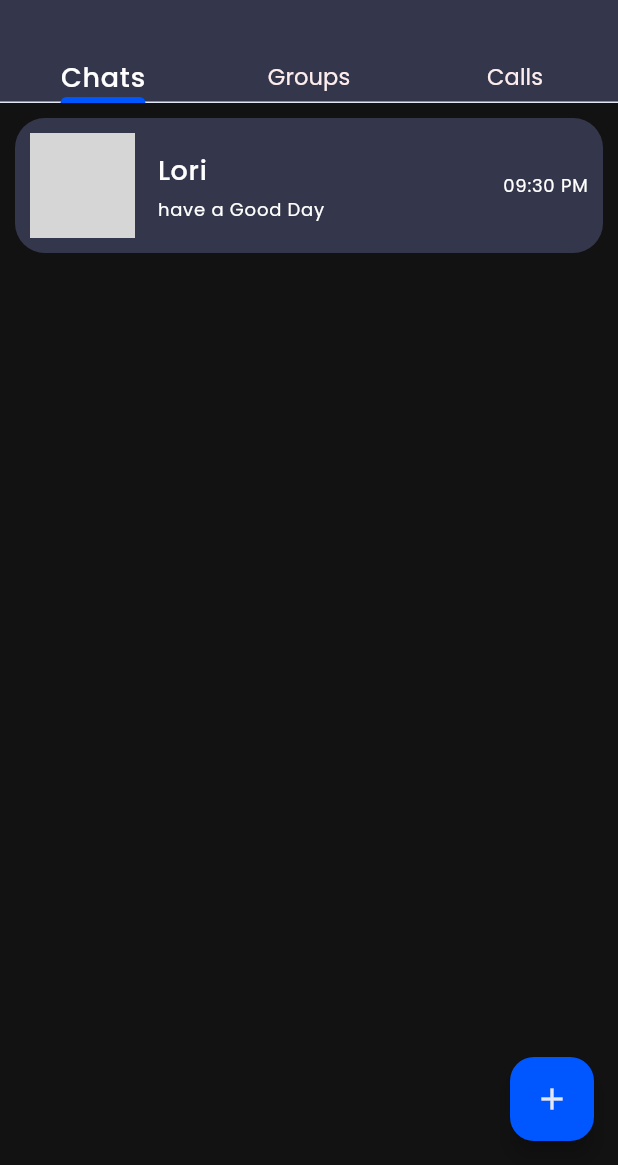
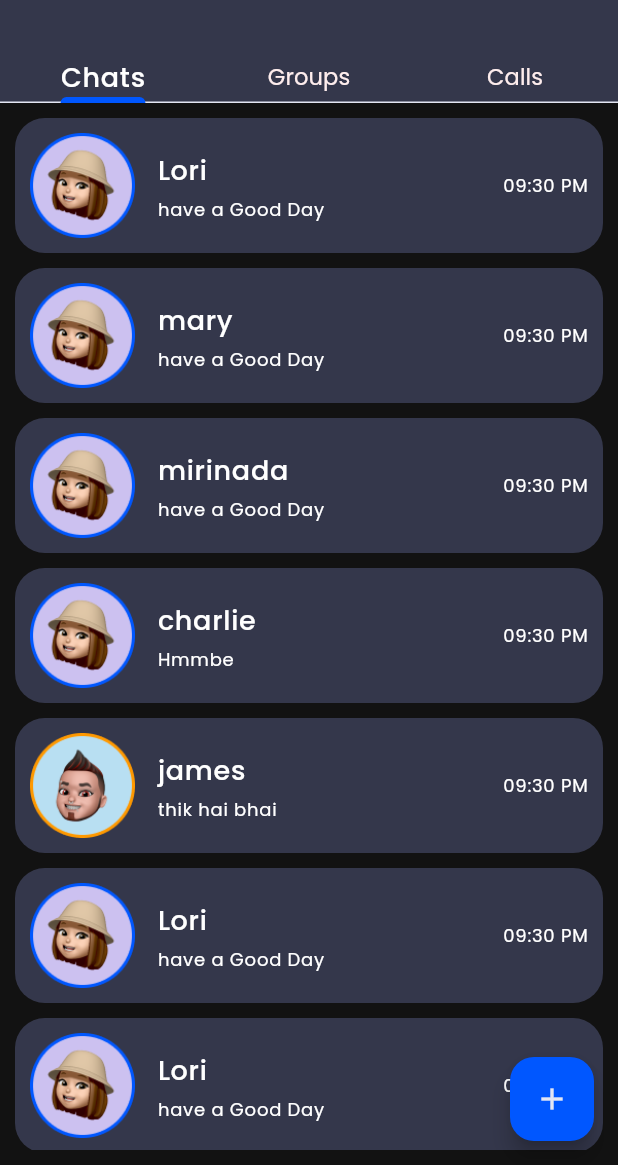
Before and after one commit to babitasinghtech/Social_app, a Flutter app: the HomePage screen opened by its route, on a phone screen of 412 x 824 dp, the part 71-1236 px from its top. Run offline on Flutter 3.47's test engine with Material 3 defaults, Android fonts, the phone set to English and light mode, and no system bars; our stand-ins replace flutter_svg, get, slide_to_act; grey boxes are pictures that could not be loaded.

Commit message:
"initial commit"

```diff
--- a/lib/Pages/HomePage/HomePage.dart
+++ b/lib/Pages/HomePage/HomePage.dart
@@ -3,6 +3,7 @@ import 'package:flutter_svg/svg.dart';
 import 'package:social_media/Pages/HomePage/widget/ChatList.dart';
 import 'package:social_media/Pages/HomePage/widget/Tabbar.dart';
 import 'package:social_media/conflig/String.dart';
+import 'package:social_media/conflig/images.dart';
 
 class HomePage extends StatefulWidget {
   const HomePage({super.key});
@@ -24,7 +25,7 @@ class _HomePageState extends State<HomePage> with TickerProviderStateMixin {
         ),
         leading: Padding(
           padding: const EdgeInsets.all(8.0),
-          child: SvgPicture.asset("Assets/Icons/Vector.svg", width: 20),
+          child: SvgPicture.asset(AssetsImage.appIconSVG, width: 20),
         ),
         actions: [
           IconButton(onPressed: () {}, icon: Icon(Icons.search)),
--- a/lib/Pages/HomePage/widget/ChatList.dart
+++ b/lib/Pages/HomePage/widget/ChatList.dart
@@ -15,6 +15,48 @@ class ChatPage extends StatelessWidget {
           lastChat: "have a Good Day",
           lastTime: "09:30 PM",
         ),
+        ChatTile(
+          imageUrl: AssetsImage.girlpic,
+          name: "mary",
+          lastChat: "have a Good Day",
+          lastTime: "09:30 PM",
+        ),
+        ChatTile(
+          imageUrl: AssetsImage.girlpic,
+          name: "mirinada",
+          lastChat: "have a Good Day",
+          lastTime: "09:30 PM",
+        ),
+        ChatTile(
+          imageUrl: AssetsImage.girlpic,
+          name: "charlie",
+          lastChat: "Hmmbe",
+          lastTime: "09:30 PM",
+        ),
+        ChatTile(
+          imageUrl: AssetsImage.boypic,
+          name: "james",
+          lastChat: "thik hai bhai",
+          lastTime: "09:30 PM",
+        ),
+        ChatTile(
+          imageUrl: AssetsImage.girlpic,
+          name: "Lori",
+          lastChat: "have a Good Day",
+          lastTime: "09:30 PM",
+        ),
+        ChatTile(
+          imageUrl: AssetsImage.girlpic,
+          name: "Lori",
+          lastChat: "have a Good Day",
+          lastTime: "09:30 PM",
+        ),
+        ChatTile(
+          imageUrl: AssetsImage.girlpic,
+          name: "Lori",
+          lastChat: "have a Good Day",
+          lastTime: "09:30 PM",
+        ),
       ],
     );
   }
--- a/lib/Pages/Splashpage/Splash.dart
+++ b/lib/Pages/Splashpage/Splash.dart
@@ -19,10 +19,6 @@ class _SplashpageState extends State<Splashpage> {
           style: Theme.of(context).textTheme.headlineSmall,
         ),
       ),
-      body: Column(children: [
-
-        ],
-      ),
     );
   }
 }
--- a/lib/Pages/Welcome/WelcomePage.dart
+++ b/lib/Pages/Welcome/WelcomePage.dart
@@ -1,5 +1,6 @@
 import 'package:flutter/material.dart';
 import 'package:social_media/Pages/Welcome/Widget/Welcomebody.dart';
+
 import 'package:social_media/Pages/Welcome/Widget/Welcomefooterbutton.dart';
 import 'package:social_media/Pages/Welcome/Widget/Welcomeheading.dart';
 
--- a/lib/Pages/Welcome/Widget/Welcomebody.dart
+++ b/lib/Pages/Welcome/Widget/Welcomebody.dart
@@ -13,9 +13,9 @@ class Welcomebody extends StatelessWidget {
         Row(
           mainAxisAlignment: MainAxisAlignment.center,
           children: [
-            Image.asset(AssetsImage.boypic),
-            SvgPicture.asset(AssetsImage.connectSVG),
-            Image.asset(AssetsImage.girlpic),
+            Image.asset(AssetsImage.boypic, width: 100),
+            SvgPicture.asset(AssetsImage.connectSVG, width: 50),
+            Image.asset(AssetsImage.girlpic, width: 100),
           ],
         ),
         SizedBox(height: 30),
--- a/lib/Pages/Welcome/Widget/Welcomefooterbutton.dart
+++ b/lib/Pages/Welcome/Widget/Welcomefooterbutton.dart
@@ -1,8 +1,6 @@
 import 'package:flutter/material.dart';
 import 'package:flutter_svg/svg.dart';
 import 'package:get/get.dart';
-// ignore: unnecessary_import
-import 'package:get/get_core/src/get_main.dart';
 import 'package:slide_to_act/slide_to_act.dart';
 import 'package:social_media/conflig/String.dart';
 import 'package:social_media/conflig/images.dart';
--- a/lib/conflig/images.dart
+++ b/lib/conflig/images.dart
@@ -1,6 +1,6 @@
 class AssetsImage {
-  static const iconsPath = "assets/icons/";
-  static const imagesPath = "assets/images/";
+  static const iconsPath = "Assets/Icons/";
+  static const imagesPath = "Assets/images/";
 
   // SVG Icons
   static const appIconSVG = "${iconsPath}Vector.svg";
--- a/lib/main.dart
+++ b/lib/main.dart
@@ -16,7 +16,7 @@ class MyApp extends StatelessWidget {
   Widget build(BuildContext context) {
     return GetMaterialApp(
       debugShowCheckedModeBanner: false,
-      title: 'Social App',
+      title: 'Social Media',
       theme: lightTheme,
       getPages: pagePath,
       darkTheme: darkTheme,
```
Also changed, not shown: pubspec.yaml (+4 -4 lines).
